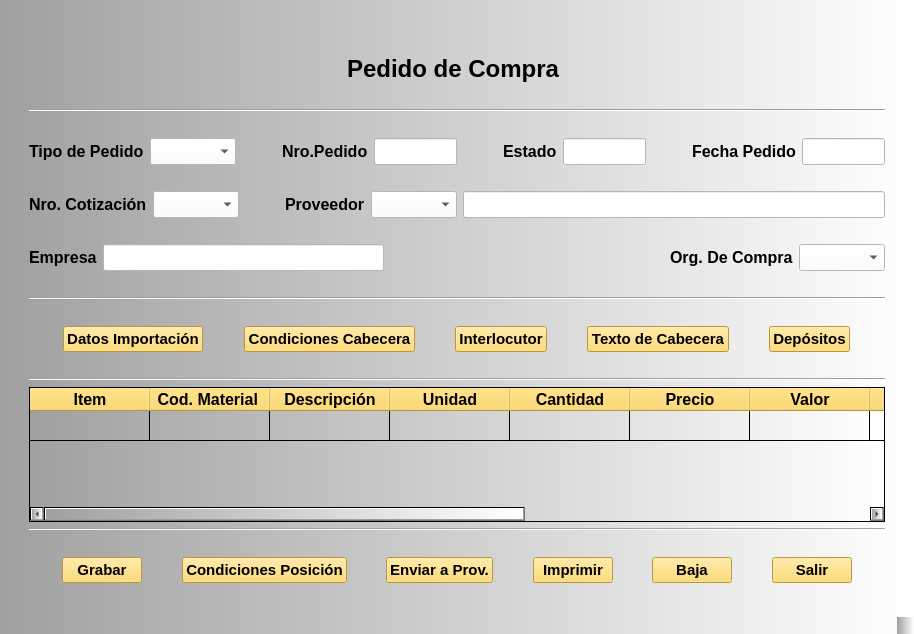
The window that ERP_PCOMP_001.ui (RonnyOre/P05_PedidoCompra) describes before a commit, drawn with Qt 5.
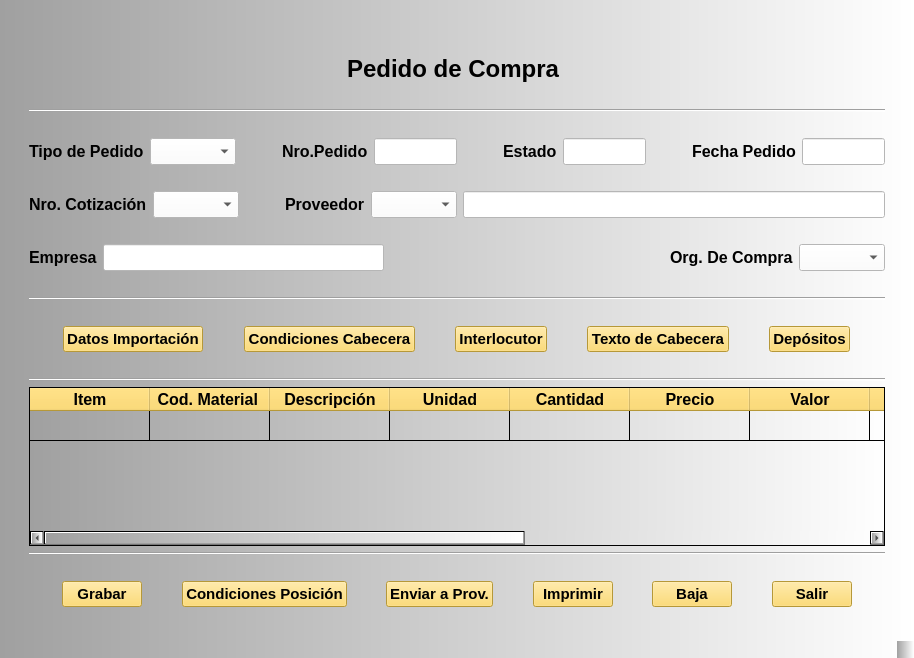
The same window after the commit.

```diff
--- a/ERP_PCOMP_001.ui
+++ b/ERP_PCOMP_001.ui
@@ -7,7 +7,7 @@
     <x>0</x>
     <y>0</y>
     <width>914</width>
-    <height>634</height>
+    <height>658</height>
    </rect>
   </property>
   <property name="windowTitle">
@@ -818,6 +818,9 @@
         <attribute name="horizontalHeaderDefaultSectionSize">
          <number>120</number>
         </attribute>
+        <attribute name="horizontalHeaderStretchLastSection">
+         <bool>true</bool>
+        </attribute>
         <attribute name="verticalHeaderVisible">
          <bool>false</bool>
         </attribute>
```
